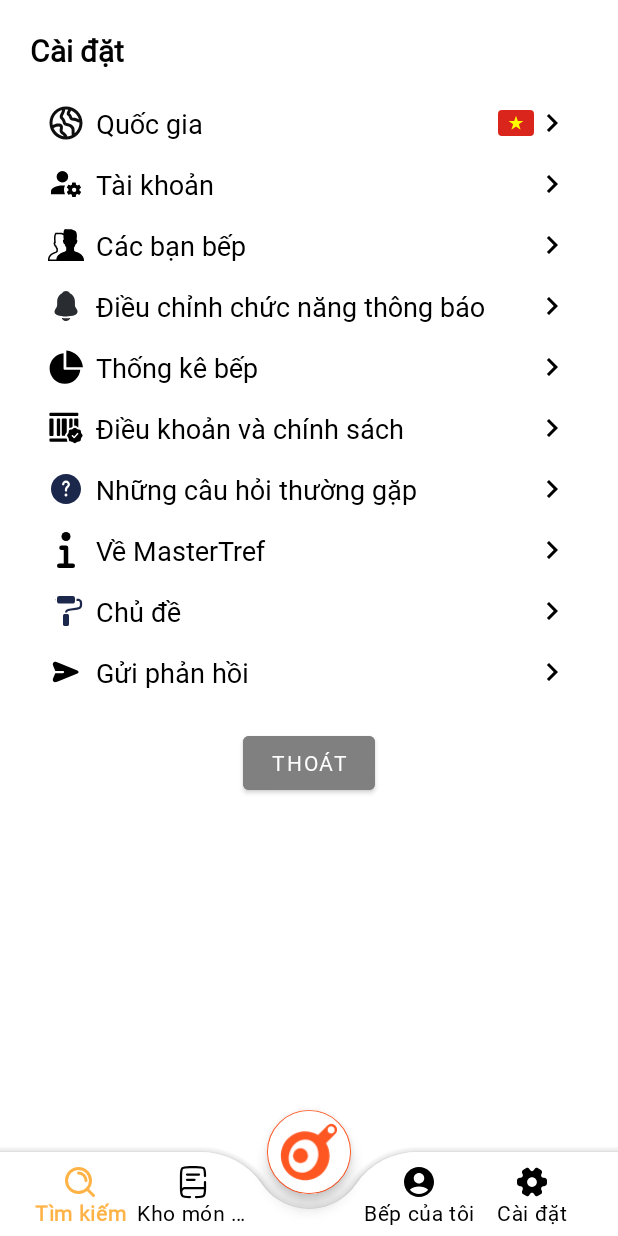
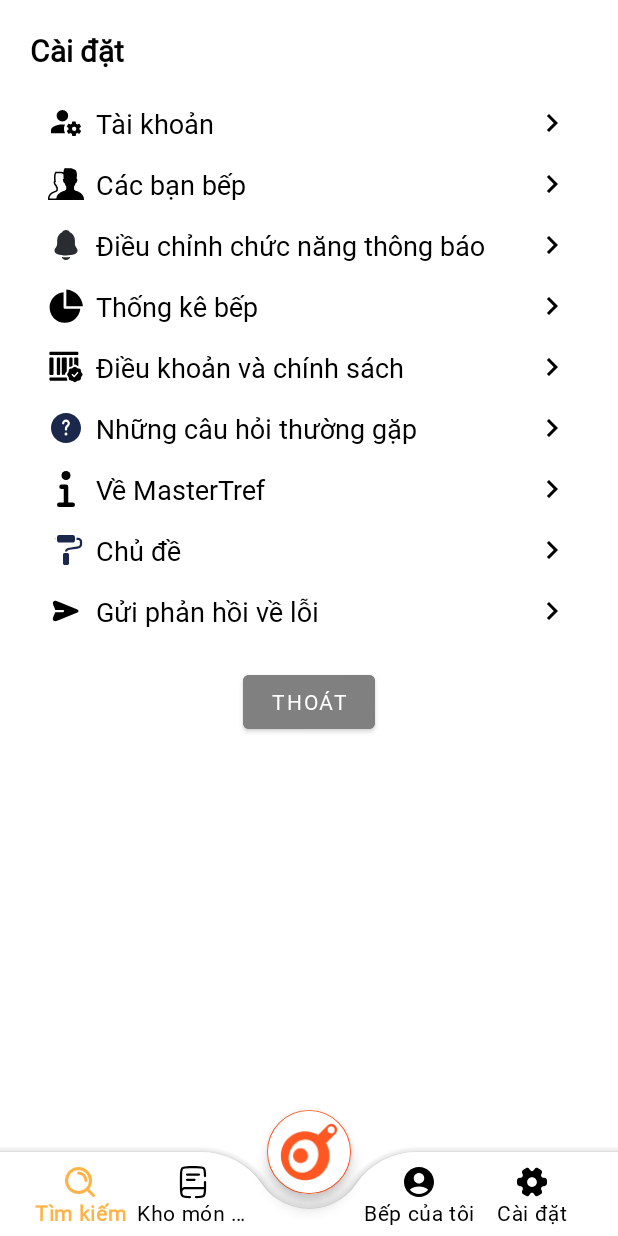
Before and after one commit to gacon04/mastertref, an Android app: the fragment SettingFragment placed in its activity, on a phone screen of 412 x 824 dp. Run offline under Robolectric (Android 15) with nearby library versions, the phone set to English and light mode, and no system bars; our stand-ins replace CircleImageView; libraries missing offline, so code that uses them is left out: com.cloudinary.android; Roboto replaces fonts that are not available here.

Commit message:
done send bug report

```diff
--- a/app/src/main/java/com/example/mastertref/ui/SettingFragment.java
+++ b/app/src/main/java/com/example/mastertref/ui/SettingFragment.java
@@ -40,7 +40,7 @@ public class SettingFragment extends Fragment {
         super.onViewCreated(view, savedInstanceState);
 
         // Tìm các LinearLayout
-        LinearLayout quocGiaSetting = view.findViewById(R.id.layout_quocgia);
+
         LinearLayout taiKhoanSetting = view.findViewById(R.id.layout_taikhoan);
         LinearLayout cacBanBepSetting = view.findViewById(R.id.layout_cacbanbep);
         LinearLayout thongKeBepSetting = view.findViewById(R.id.layout_thongkebep);
@@ -51,7 +51,7 @@ public class SettingFragment extends Fragment {
         LinearLayout guiPhanHoiSetting = view.findViewById(R.id.layout_guiphanhoi);
 
         // Gọi Fragment tương ứng khi click
-        quocGiaSetting.setOnClickListener(v -> replaceFragment(new QuocGia()));
+
         taiKhoanSetting.setOnClickListener(v -> replaceFragment(new TaiKhoan()));
         cacBanBepSetting.setOnClickListener(v -> replaceFragment(new CacBanBep()));
         thongKeBepSetting.setOnClickListener(v -> replaceFragment(new ThongKeBep()));
--- a/app/src/main/res/layout/activity_phien_ban_app.xml
+++ b/app/src/main/res/layout/activity_phien_ban_app.xml
@@ -57,6 +57,7 @@
 
         <!-- ID người dùng -->
         <TextView
+            android:id="@+id/tv_id_user"
             android:layout_width="wrap_content"
             android:layout_height="wrap_content"
             android:text="Mã ID của bạn: xxxxxxxx"
--- a/app/src/main/res/layout/fragment_my_kitchen.xml
+++ b/app/src/main/res/layout/fragment_my_kitchen.xml
@@ -53,6 +53,7 @@
 
             <TableRow android:gravity="center">
                 <TextView
+                    android:id="@+id/tv_followers"
                     android:layout_width="0dp"
                     android:layout_height="wrap_content"
                     android:layout_weight="1"
@@ -64,6 +65,7 @@
                     android:paddingEnd="16dp"/>
 
                 <TextView
+                    android:id="@+id/tv_following"
                     android:layout_width="0dp"
                     android:layout_height="wrap_content"
                     android:layout_weight="1"
--- a/app/src/main/res/layout/fragment_setting.xml
+++ b/app/src/main/res/layout/fragment_setting.xml
@@ -29,52 +29,25 @@
 
         <LinearLayout
             android:layout_width="match_parent"
-        android:layout_height="wrap_content"
+            android:layout_height="664dp"
             android:orientation="vertical"
             android:padding="16dp">
 
-        <LinearLayout
-            android:id="@+id/layout_quocgia"
-            android:layout_width="match_parent"
-            android:layout_height="wrap_content"
-            android:orientation="horizontal"
-            android:gravity="center_vertical"
-            android:paddingVertical="8dp">
-            <ImageView
-                android:layout_width="24dp"
-                android:layout_height="24dp"
-                android:src="@drawable/earth"
-                android:layout_marginEnd="8dp" />
-            <TextView
-                android:layout_width="0dp"
-                android:layout_weight="1"
-                android:layout_height="wrap_content"
-                android:text="Quốc gia"
-                android:textColor="@color/black"
-                android:fontFamily="@font/sfpro_medi"
-                android:textSize="18sp" />
-            <ImageView
-                android:layout_width="24dp"
-                android:layout_height="24dp"
-                android:src="@drawable/vietnam_flag" />
-            <ImageView
-                android:layout_width="24dp"
-                android:layout_height="24dp"
-                android:src="@drawable/right_arrow" />
-        </LinearLayout>
 
             <LinearLayout
                 android:id="@+id/layout_taikhoan"
                 android:layout_width="match_parent"
                 android:layout_height="wrap_content"
+                android:gravity="center_vertical"
                 android:orientation="horizontal"
-            android:gravity="center_vertical"
                 android:paddingVertical="8dp">
+
                 <ImageView
                     android:layout_width="24dp"
                     android:layout_height="24dp"
-                android:src="@drawable/account_setting"
-                android:layout_marginEnd="8dp" />
+                    android:layout_marginEnd="8dp"
+                    android:src="@drawable/account_setting" />
+
                 <TextView
                     android:layout_width="0dp"
                     android:layout_height="wrap_content"
@@ -89,51 +62,59 @@
                     android:layout_height="24dp"
                     android:src="@drawable/right_arrow" />
             </LinearLayout>
+
             <LinearLayout
                 android:id="@+id/layout_cacbanbep"
                 android:layout_width="match_parent"
                 android:layout_height="wrap_content"
+                android:gravity="center_vertical"
                 android:orientation="horizontal"
-                android:gravity="center_vertical"
                 android:paddingVertical="8dp">
+
                 <ImageView
                     android:layout_width="24dp"
                     android:layout_height="24dp"
-                    android:src="@drawable/friend2"
-                    android:layout_marginEnd="8dp" />
+                    android:layout_marginEnd="8dp"
+                    android:src="@drawable/friend2" />
+
                 <TextView
                     android:layout_width="0dp"
+                    android:layout_height="wrap_content"
                     android:layout_weight="1"
-                    android:layout_height="wrap_content"
+                    android:fontFamily="@font/sfpro_medi"
                     android:text="Các bạn bếp"
                     android:textColor="@color/black"
-                    android:fontFamily="@font/sfpro_medi"
                     android:textSize="18sp" />
+
                 <ImageView
                     android:layout_width="24dp"
                     android:layout_height="24dp"
                     android:src="@drawable/right_arrow" />
             </LinearLayout>
+
             <LinearLayout
                 android:id="@+id/layout_dieuchinhthongbao"
                 android:layout_width="match_parent"
                 android:layout_height="wrap_content"
+                android:gravity="center_vertical"
                 android:orientation="horizontal"
-            android:gravity="center_vertical"
                 android:paddingVertical="8dp">
+
                 <ImageView
                     android:layout_width="24dp"
                     android:layout_height="24dp"
-                android:src="@drawable/noti"
-                android:layout_marginEnd="8dp" />
+                    android:layout_marginEnd="8dp"
+                    android:src="@drawable/noti" />
+
                 <TextView
                     android:layout_width="0dp"
+                    android:layout_height="wrap_content"
                     android:layout_weight="1"
-                android:layout_height="wrap_content"
+                    android:fontFamily="@font/sfpro_medi"
                     android:text="Điều chỉnh chức năng thông báo"
                     android:textColor="@color/black"
-                android:fontFamily="@font/sfpro_medi"
                     android:textSize="18sp" />
+
                 <ImageView
                     android:layout_width="24dp"
                     android:layout_height="24dp"
@@ -144,74 +125,85 @@
                 android:id="@+id/layout_thongkebep"
                 android:layout_width="match_parent"
                 android:layout_height="wrap_content"
+                android:gravity="center_vertical"
                 android:orientation="horizontal"
-            android:gravity="center_vertical"
                 android:paddingVertical="8dp">
+
                 <ImageView
                     android:layout_width="24dp"
                     android:layout_height="24dp"
-                android:src="@drawable/statistics"
-                android:layout_marginEnd="8dp" />
+                    android:layout_marginEnd="8dp"
+                    android:src="@drawable/statistics" />
+
                 <TextView
                     android:layout_width="0dp"
+                    android:layout_height="wrap_content"
                     android:layout_weight="1"
-                android:layout_height="wrap_content"
+                    android:fontFamily="@font/sfpro_medi"
                     android:text="Thống kê bếp"
+
                     android:textColor="@color/black"
+                    android:textSize="18sp" />
 
-                android:fontFamily="@font/sfpro_medi"
-                android:textSize="18sp" />
                 <ImageView
                     android:layout_width="24dp"
                     android:layout_height="24dp"
                     android:src="@drawable/right_arrow" />
             </LinearLayout>
+
             <LinearLayout
                 android:id="@+id/layout_dieukhoanchinhsach"
                 android:layout_width="match_parent"
                 android:layout_height="wrap_content"
+                android:gravity="center_vertical"
                 android:orientation="horizontal"
-            android:gravity="center_vertical"
                 android:paddingVertical="8dp">
+
                 <ImageView
                     android:layout_width="24dp"
                     android:layout_height="24dp"
-                android:src="@drawable/term"
-                android:layout_marginEnd="8dp" />
+                    android:layout_marginEnd="8dp"
+                    android:src="@drawable/term" />
+
                 <TextView
                     android:layout_width="0dp"
+                    android:layout_height="wrap_content"
                     android:layout_weight="1"
-                android:layout_height="wrap_content"
+                    android:fontFamily="@font/sfpro_medi"
                     android:text="Điều khoản và chính sách"
+
                     android:textColor="@color/black"
+                    android:textSize="18sp" />
 
-                android:fontFamily="@font/sfpro_medi"
-                android:textSize="18sp" />
                 <ImageView
                     android:layout_width="24dp"
                     android:layout_height="24dp"
                     android:src="@drawable/right_arrow" />
             </LinearLayout>
+
             <LinearLayout
                 android:id="@+id/layout_nhungcauhoithuonggap"
                 android:layout_width="match_parent"
                 android:layout_height="wrap_content"
+                android:gravity="center_vertical"
                 android:orientation="horizontal"
-            android:gravity="center_vertical"
                 android:paddingVertical="8dp">
+
                 <ImageView
                     android:layout_width="24dp"
                     android:layout_height="24dp"
-                android:src="@drawable/popu_question"
-                android:layout_marginEnd="8dp" />
+                    android:layout_marginEnd="8dp"
+                    android:src="@drawable/popu_question" />
+
                 <TextView
                     android:layout_width="0dp"
+                    android:layout_height="wrap_content"
                     android:layout_weight="1"
-                android:layout_height="wrap_content"
+                    android:fontFamily="@font/sfpro_medi"
                     android:text="Những câu hỏi thường gặp"
                     android:textColor="@color/black"
-                android:fontFamily="@font/sfpro_medi"
                     android:textSize="18sp" />
+
                 <ImageView
                     android:layout_width="24dp"
                     android:layout_height="24dp"
@@ -222,14 +214,15 @@
                 android:id="@+id/layout_vemastertref"
                 android:layout_width="match_parent"
                 android:layout_height="wrap_content"
+                android:gravity="center_vertical"
                 android:orientation="horizontal"
-            android:gravity="center_vertical"
                 android:paddingVertical="8dp">
+
                 <ImageView
                     android:layout_width="24dp"
                     android:layout_height="24dp"
-                android:src="@drawable/info"
-                android:layout_marginEnd="8dp" />
+                    android:layout_marginEnd="8dp"
+                    android:src="@drawable/info" />
 
                 <TextView
                     android:layout_width="0dp"
@@ -250,14 +243,15 @@
                 android:id="@+id/layout_chude"
                 android:layout_width="match_parent"
                 android:layout_height="wrap_content"
+                android:gravity="center_vertical"
                 android:orientation="horizontal"
-            android:gravity="center_vertical"
                 android:paddingVertical="8dp">
+
                 <ImageView
                     android:layout_width="24dp"
                     android:layout_height="24dp"
-                android:src="@drawable/paint_roller"
-                android:layout_marginEnd="8dp" />
+                    android:layout_marginEnd="8dp"
+                    android:src="@drawable/paint_roller" />
 
                 <TextView
                     android:layout_width="0dp"
@@ -273,42 +267,48 @@
                     android:layout_height="24dp"
                     android:src="@drawable/right_arrow" />
             </LinearLayout>
+
             <LinearLayout
                 android:id="@+id/layout_guiphanhoi"
                 android:layout_width="match_parent"
                 android:layout_height="wrap_content"
+                android:gravity="center_vertical"
                 android:orientation="horizontal"
-            android:gravity="center_vertical"
                 android:paddingVertical="8dp">
+
                 <ImageView
                     android:layout_width="24dp"
                     android:layout_height="24dp"
-                android:src="@drawable/send"
-                android:layout_marginEnd="8dp" />
+                    android:layout_marginEnd="8dp"
+                    android:src="@drawable/send" />
+
                 <TextView
                     android:layout_width="0dp"
+                    android:layout_height="wrap_content"
                     android:layout_weight="1"
-                android:layout_height="wrap_content"
-                android:text="Gửi phản hồi"
+                    android:fontFamily="@font/sfpro_medi"
+                    android:text="Gửi phản hồi về lỗi"
                     android:textColor="@color/black"
-                android:fontFamily="@font/sfpro_medi"
                     android:textSize="18sp" />
+
                 <ImageView
                     android:layout_width="24dp"
                     android:layout_height="24dp"
                     android:src="@drawable/right_arrow" />
             </LinearLayout>
+
             <Button
                 android:id="@+id/logout_button"
                 android:layout_width="wrap_content"
                 android:layout_height="wrap_content"
+                android:layout_gravity="center_horizontal"
+                android:layout_margin="16dp"
+                android:layout_marginTop="20dp"
+                android:backgroundTint="@color/gray"
+                android:fontFamily="@font/sfpro_medi"
+                android:padding="8dp"
                 android:text="Thoát"
-            android:fontFamily="@font/sfpro_medi"
-            android:backgroundTint="@color/gray"
-            android:padding="8dp"
-            android:textColor="@color/white"
-            android:layout_marginTop="16dp"
-            android:layout_gravity="center_horizontal" />
+                android:textColor="@color/white" />
         </LinearLayout>
     </LinearLayout>
 
--- a/app/src/main/res/layout/item_showallmon.xml
+++ b/app/src/main/res/layout/item_showallmon.xml
@@ -4,7 +4,7 @@
     xmlns:tools="http://schemas.android.com/tools"
     android:layout_width="match_parent"
     android:layout_height="wrap_content"
-    android:layout_margin="6dp"
+    android:layout_margin="3dp"
     app:cardCornerRadius="12dp"
     app:cardElevation="0dp">
 
```
Also changed, not shown: app/src/main/java/com/example/mastertref/data/local/ChanTaiKhoanDAO.java (added, +36 -0 lines), app/src/main/java/com/example/mastertref/data/local/ChanTaiKhoanEntity.java (added, +66 -0 lines), app/src/main/java/com/example/mastertref/data/local/TheoDoiTaiKhoanDAO.java (added, +30 -0 lines), app/src/main/java/com/example/mastertref/data/local/TheoDoiTaiKhoanEntity.java (added, +71 -0 lines), app/src/main/java/com/example/mastertref/ui/SettingFragmentChild/GuiPhanHoi.java (+49 -3 lines), app/src/main/java/com/example/mastertref/ui/SettingFragmentChild/VeMasterTrefActivity/PhienBanApp.java (+7 -5 lines), app/src/main/res/drawable/add_photo.xml (added, +13 -0 lines), app/src/main/res/layout/fragment_gui_phan_hoi__setting.xml (+6 -8 lines). Lines whose indentation alone changed are shown as unchanged.
